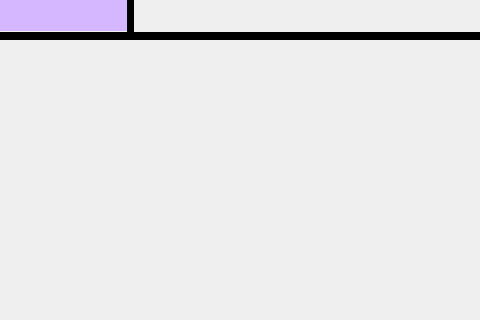
This is orgui.ui in NimaGhasemi1383/IUT_AP_PROJECT as Qt 5 draws it before an edit; both pictures show x 0 to 480 and y 380 to 700 of the 800 by 700 pixel window. The edited form follows.
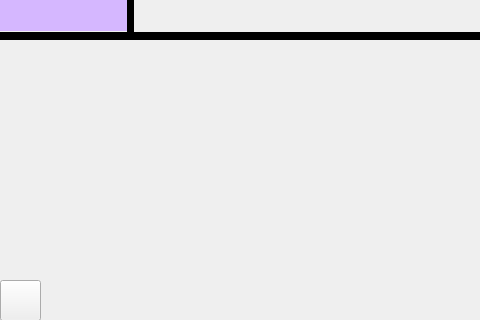
This is the edited form. Icons and pictures are not drawn.

Commit message: back bottuns for widgets

```diff
--- a/orgui.ui
+++ b/orgui.ui
@@ -518,6 +518,25 @@
     <string/>
    </property>
   </widget>
+  <widget class="QPushButton" name="pushButton_Back">
+   <property name="geometry">
+    <rect>
+     <x>0</x>
+     <y>660</y>
+     <width>41</width>
+     <height>41</height>
+    </rect>
+   </property>
+   <property name="cursor">
+    <cursorShape>PointingHandCursor</cursorShape>
+   </property>
+   <property name="styleSheet">
+    <string notr="true">image: url(:/Login/Login17.png);</string>
+   </property>
+   <property name="text">
+    <string/>
+   </property>
+  </widget>
  </widget>
  <resources/>
  <connections/>
```
Left out of the diff: 13 changed lines with no effect on the pictures. The commit also changes 14 other files.
